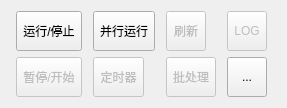
The window that src/Contorl/ContorlButtonBar.ui (BeQuiet1228/FreeCAD) describes before a commit, drawn with Qt 5.
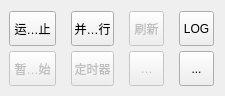
The same window after the commit. Icons and pictures are not drawn.

```diff
--- a/src/Contorl/ContorlButtonBar.ui
+++ b/src/Contorl/ContorlButtonBar.ui
@@ -6,20 +6,32 @@
    <rect>
     <x>0</x>
     <y>0</y>
-    <width>287</width>
-    <height>104</height>
+    <width>225</width>
+    <height>96</height>
    </rect>
   </property>
+  <property name="minimumSize">
+   <size>
+    <width>225</width>
+    <height>96</height>
+   </size>
+  </property>
   <property name="windowTitle">
    <string>Form</string>
   </property>
   <layout class="QGridLayout" name="gridLayout">
+   <property name="leftMargin">
+    <number>9</number>
+   </property>
+   <property name="horizontalSpacing">
+    <number>15</number>
+   </property>
    <item row="0" column="0">
     <widget class="QToolButton" name="toolButtonRun">
      <property name="minimumSize">
       <size>
-       <width>40</width>
-       <height>40</height>
+       <width>35</width>
+       <height>35</height>
       </size>
      </property>
      <property name="toolTip">
@@ -44,8 +56,8 @@
     <widget class="QToolButton" name="toolButtonParalleRun">
      <property name="minimumSize">
       <size>
-       <width>40</width>
-       <height>40</height>
+       <width>35</width>
+       <height>35</height>
       </size>
      </property>
      <property name="toolTip">
@@ -73,8 +85,8 @@
      </property>
      <property name="minimumSize">
       <size>
-       <width>40</width>
-       <height>40</height>
+       <width>35</width>
+       <height>35</height>
       </size>
      </property>
      <property name="toolTip">
@@ -98,12 +110,12 @@
    <item row="0" column="3">
     <widget class="QToolButton" name="toolButtonLOG">
      <property name="enabled">
-      <bool>false</bool>
+      <bool>true</bool>
      </property>
      <property name="minimumSize">
       <size>
-       <width>40</width>
-       <height>40</height>
+       <width>35</width>
+       <height>35</height>
       </size>
      </property>
      <property name="toolTip">
@@ -131,8 +143,8 @@
      </property>
      <property name="minimumSize">
       <size>
-       <width>40</width>
-       <height>40</height>
+       <width>35</width>
+       <height>35</height>
       </size>
      </property>
      <property name="toolTip">
@@ -160,8 +172,8 @@
      </property>
      <property name="minimumSize">
       <size>
-       <width>40</width>
-       <height>40</height>
+       <width>35</width>
+       <height>35</height>
       </size>
      </property>
      <property name="toolTip">
@@ -189,8 +201,8 @@
      </property>
      <property name="minimumSize">
       <size>
-       <width>40</width>
-       <height>40</height>
+       <width>35</width>
+       <height>35</height>
       </size>
      </property>
      <property name="toolTip">
@@ -215,8 +227,8 @@
     <widget class="QToolButton" name="toolButtonConnectionWay">
      <property name="minimumSize">
       <size>
-       <width>40</width>
-       <height>40</height>
+       <width>35</width>
+       <height>35</height>
       </size>
      </property>
      <property name="toolTip">
```
